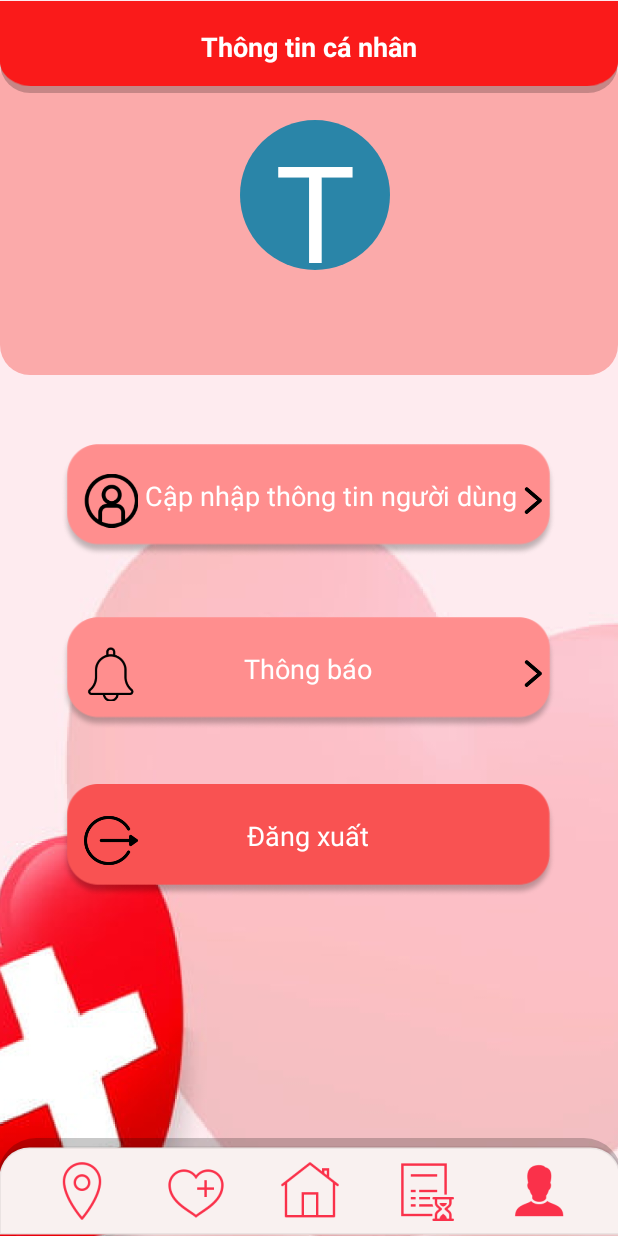
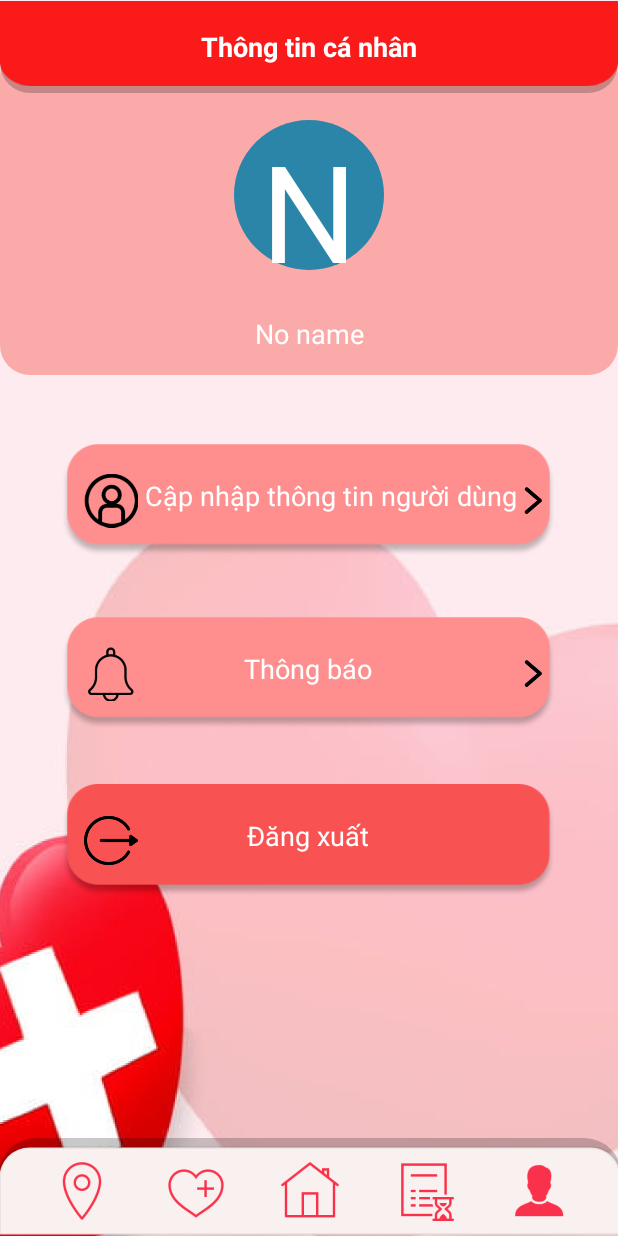
Before and after one commit to dox1234dh/MAD-N5-T16, an Android app: the ThongTinCaNhan_Activity screen opened directly, with no data from a screen before it, on a phone screen of 412 x 824 dp. Run offline under Robolectric (Android 15) with nearby library versions, the phone set to English and light mode, and no system bars; Roboto replaces fonts that are not available here.

Commit message:
4/5/2022

```diff
--- a/app/src/main/java/com/example/mad_n5_t16/TheAnh/Activity/User/ThongTinCaNhan_Activity.java
+++ b/app/src/main/java/com/example/mad_n5_t16/TheAnh/Activity/User/ThongTinCaNhan_Activity.java
@@ -5,6 +5,7 @@ import android.view.View;
 import android.widget.FrameLayout;
 import android.widget.ImageView;
 import android.widget.TextView;
+import android.widget.Toast;
 
 import androidx.appcompat.app.ActionBar;
 import androidx.appcompat.app.AppCompatActivity;
@@ -113,9 +114,14 @@ public class ThongTinCaNhan_Activity extends AppCompatActivity {
         TaiKhoan taiKhoan = new TaiKhoan();
         taiKhoan.setId(id);
         nguoiHienMau = databaseHelper.dat_getNguoiHienMau(taiKhoan);
-        String[] temp = nguoiHienMau.getHoTen().split(" ");
-        Character icon = temp[temp.length - 1].charAt(0);
-        txtMainTitle.setText(icon.toString());
-        txtFullName.setText(nguoiHienMau.getHoTen());
+        if(nguoiHienMau.getHoTen() != null && nguoiHienMau.getHoTen().length() > 0) {
+            String[] temp = nguoiHienMau.getHoTen().split(" ");
+            Character icon = temp[temp.length - 1].charAt(0);
+            txtMainTitle.setText(icon.toString());
+            txtFullName.setText(nguoiHienMau.getHoTen());
+        }
+        else {
+            Toast.makeText(this, "Chưa có thông tin", Toast.LENGTH_SHORT).show();
+        }
     }
 }
--- a/app/src/main/res/layout/activity_mh_thongtincanhan.xml
+++ b/app/src/main/res/layout/activity_mh_thongtincanhan.xml
@@ -23,7 +23,7 @@
             android:layout_height="wrap_content"
             android:layout_marginTop="180dp"
             android:gravity="center"
-            android:text="Trần Văn Đô"
+            android:text="No name"
             android:textColor="@color/white"
             android:textSize="18dp" />
 
@@ -31,12 +31,13 @@
             android:id="@+id/textImageName"
             android:layout_width="100dp"
             android:layout_height="100dp"
+            android:layout_gravity="center_horizontal"
             android:layout_marginHorizontal="160dp"
             android:layout_marginTop="50dp"
             android:background="@drawable/bg_cicle_100x100"
             android:fontFamily="@font/concert_one"
             android:gravity="center"
-            android:text="T"
+            android:text="N"
             android:textColor="@color/white"
             android:textSize="90dp" />
 
--- a/app/src/main/res/layout/toolbar_header_mhchinh_user.xml
+++ b/app/src/main/res/layout/toolbar_header_mhchinh_user.xml
@@ -85,7 +85,7 @@
             android:layout_marginLeft="10dp"
             android:layout_marginRight="20dp"
             android:layout_marginBottom="2dp"
-            android:background="@drawable/icons8_d_50"
+            android:background="@drawable/icons8_n_50"
             android:gravity="center"
             android:orientation="vertical"
             android:padding="8dp">
```
